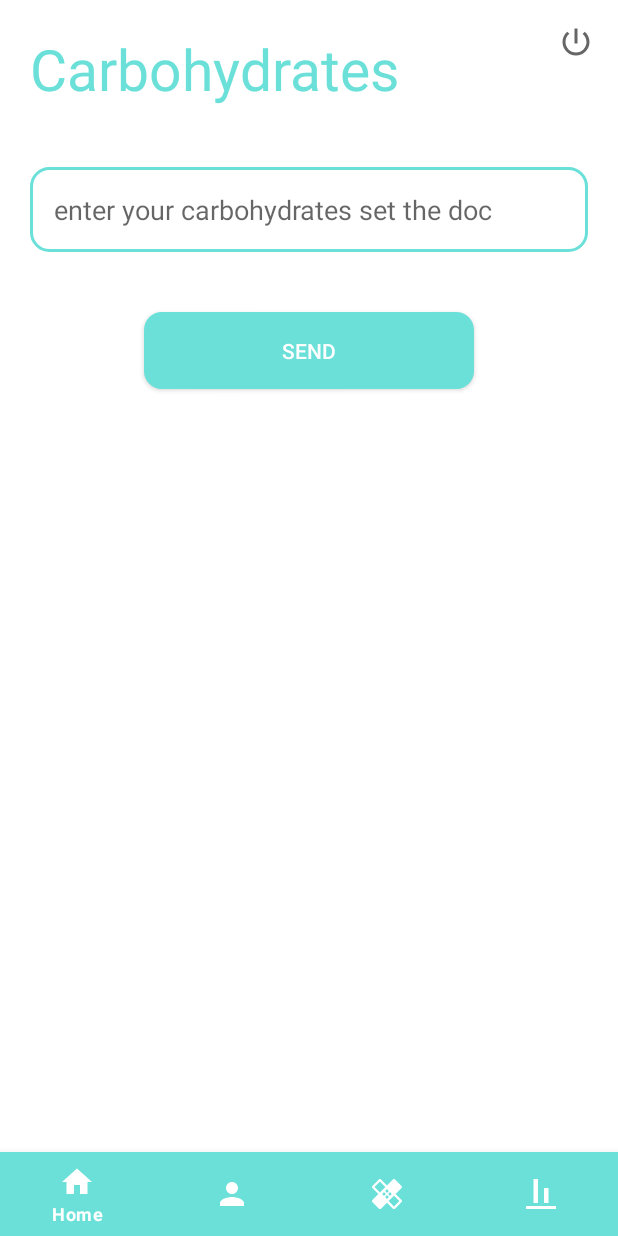
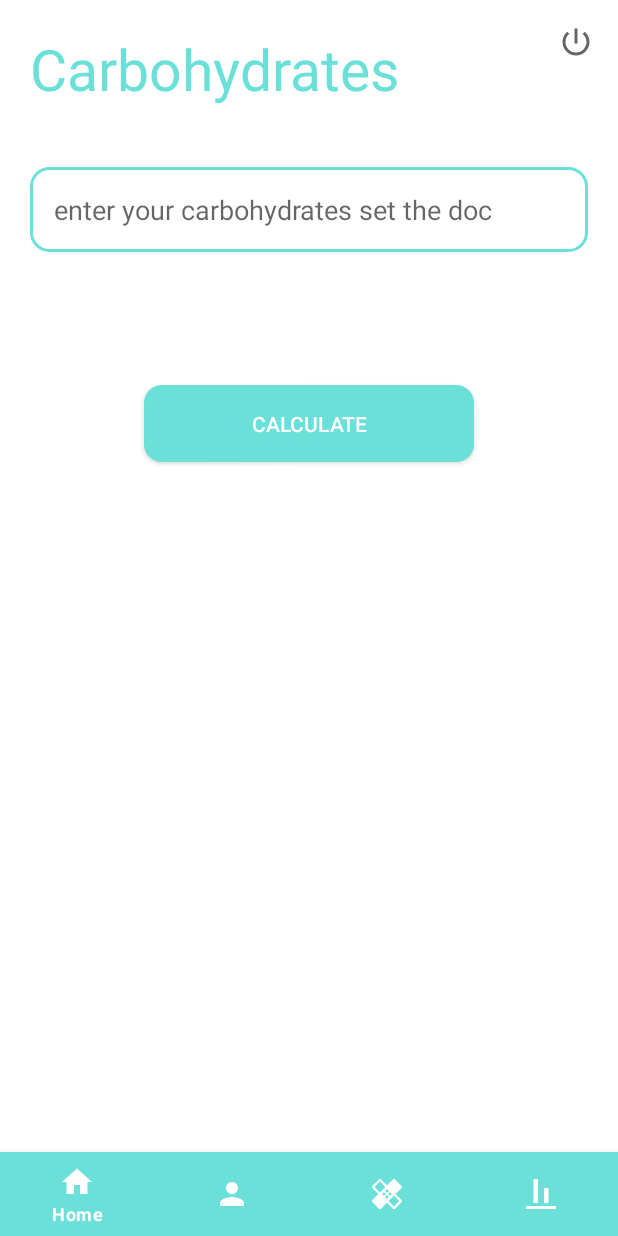
Before and after one commit to NaeemGhabayen/AnsoliApp, an Android app: the fragment carbohydratesFragment placed in its activity, on a phone screen of 412 x 824 dp. Run offline under Robolectric (Android 15) with nearby library versions, the phone set to English and light mode, and no system bars; our stand-ins replace Firebase (no records; nobody signed in at launch, a user with empty details on screens opened directly); 4 statements that could not run were skipped.

Commit message:
#first commeit

```diff
--- a/app/src/main/AndroidManifest.xml
+++ b/app/src/main/AndroidManifest.xml
@@ -9,7 +9,8 @@
         android:roundIcon="@mipmap/ic_launcher_round"
         android:supportsRtl="true"
         android:theme="@style/Theme.AnsolienApp">
-        <activity android:name=".Ui.alertActivity"></activity>
+        <activity android:name=".Fragment.ReportActivity"></activity>
+        <activity android:name=".Ui.alertActivity" />
         <activity android:name=".Ui.supHomeActivity" />
         <activity android:name=".Ui.homeActivity" />
         <activity android:name=".Ui.loginActivity" />
--- a/app/src/main/java/com/example/ansolienapp/Fragment/carbohydratesFragment.java
+++ b/app/src/main/java/com/example/ansolienapp/Fragment/carbohydratesFragment.java
@@ -4,14 +4,27 @@ import android.os.Bundle;
 import android.view.LayoutInflater;
 import android.view.View;
 import android.view.ViewGroup;
+import android.widget.Button;
+import android.widget.TextView;
 
+import androidx.annotation.NonNull;
 import androidx.fragment.app.Fragment;
 
 import com.example.ansolienapp.R;
+import com.google.android.gms.tasks.OnCompleteListener;
+import com.google.android.gms.tasks.Task;
+import com.google.firebase.auth.FirebaseAuth;
+import com.google.firebase.firestore.DocumentSnapshot;
+import com.google.firebase.firestore.FirebaseFirestore;
 
 
 public class carbohydratesFragment extends Fragment {
+    TextView tv_viewCarb;
+    Button btn_carb;
 
+    FirebaseFirestore db;
+    FirebaseAuth auth;
+    String userId, ratio;
 
     public carbohydratesFragment() {
         // Required empty public constructor
@@ -30,6 +43,32 @@ public class carbohydratesFragment extends Fragment {
     public View onCreateView(LayoutInflater inflater, ViewGroup container,
                              Bundle savedInstanceState) {
         // Inflate the layout for this fragment
-        return inflater.inflate(R.layout.fragment_carbohydrates, container, false);
+        View view = inflater.inflate(R.layout.fragment_carbohydrates, container, false);
+        tv_viewCarb = view.findViewById(R.id.tv_viewCarb);
+        btn_carb = view.findViewById(R.id.btn_carb);
+
+        auth = FirebaseAuth.getInstance();
+        db = FirebaseFirestore.getInstance();
+        userId = auth.getUid();
+
+        db.collection("As Patient").document(userId).get().addOnCompleteListener(new OnCompleteListener<DocumentSnapshot>() {
+            @Override
+            public void onComplete(@NonNull Task<DocumentSnapshot> task) {
+                if (task.isSuccessful()) {
+                    ratio = task.getResult().get("year").toString();
+                }
+            }
+        });
+
+        btn_carb.setOnClickListener(new View.OnClickListener() {
+            @Override
+            public void onClick(View v) {
+                int x = Integer.parseInt(ratio);
+                tv_viewCarb.setText(x / 50 + "");
+            }
+        });
+
+
+        return view;
     }
 }
--- a/app/src/main/java/com/example/ansolienapp/Ui/loginActivity.java
+++ b/app/src/main/java/com/example/ansolienapp/Ui/loginActivity.java
@@ -51,8 +51,10 @@ public class loginActivity extends AppCompatActivity {
                     et_password.setError("يجب ادخال كلمة المرور");
                     return;
                 }
+
                 auth.signInWithEmailAndPassword(et_email.getText().toString()
-                        , et_password.getText().toString()).addOnCompleteListener(new OnCompleteListener<AuthResult>() {
+                        , et_password.getText().toString())
+                        .addOnCompleteListener(new OnCompleteListener<AuthResult>() {
                     @Override
                     public void onComplete(@NonNull Task<AuthResult> task) {
                         if (task.isSuccessful()) {
--- a/app/src/main/java/com/example/ansolienapp/Ui/signUpActivity.java
+++ b/app/src/main/java/com/example/ansolienapp/Ui/signUpActivity.java
@@ -80,7 +80,6 @@ public class signUpActivity extends AppCompatActivity {
                                 public void onComplete(@NonNull Task<AuthResult> task) {
                                     if (task.isSuccessful()) {
                                         userId = auth.getUid();
-
                                         name = et_fullName.getText().toString();
                                         email = et_email.getText().toString();
                                         password = et_password.getText().toString();
--- a/app/src/main/res/layout/activity_sign_up.xml
+++ b/app/src/main/res/layout/activity_sign_up.xml
@@ -66,7 +66,7 @@
             android:layout_height="wrap_content"
             android:layout_marginBottom="20sp"
             android:background="@drawable/bg_login"
-            android:hint="total daily insulin dose"
+            android:hint="insulin-to-carb ratio"
             android:inputType="number"
             android:padding="16sp" />
 
--- a/app/src/main/res/layout/fragment_carbohydrates.xml
+++ b/app/src/main/res/layout/fragment_carbohydrates.xml
@@ -19,7 +19,7 @@
 
 
     <EditText
-        android:id="@+id/et_password"
+        android:id="@+id/et_card"
         android:layout_width="match_parent"
         android:layout_height="wrap_content"
         android:layout_margin="20sp"
@@ -28,15 +28,25 @@
         android:hint="enter your carbohydrates set the doc"
         android:padding="16sp" />
 
+    <TextView
+        android:id="@+id/tv_viewCarb"
+        android:layout_width="match_parent"
+        android:layout_height="wrap_content"
+        android:layout_margin="12sp"
+        android:textColor="@color/black"
+
+        android:textSize="18sp"
+        android:textStyle="bold" />
+
     <androidx.appcompat.widget.AppCompatButton
-        android:id="@+id/btn_next"
+        android:id="@+id/btn_carb"
         android:layout_width="220dp"
         android:layout_height="wrap_content"
         android:layout_gravity="center"
         android:layout_margin="20sp"
         android:background="@drawable/bg_regester"
         android:padding="16sp"
-        android:text="send"
+        android:text="calculate"
         android:textColor="@color/white" />
 
 </LinearLayout>
--- a/app/src/main/res/layout/fragment_my_patient.xml
+++ b/app/src/main/res/layout/fragment_my_patient.xml
@@ -7,7 +7,7 @@
     android:orientation="vertical"
     tools:context=".Fragment.myPatientFragment">
 
-<LinearLayout
+    <LinearLayout
         android:layout_width="match_parent"
         android:layout_height="match_parent"
         android:background="@color/white"
@@ -30,13 +30,15 @@
             android:layout_height="wrap_content"
             android:layout_margin="12sp"
             tools:itemCount="2"
-            tools:listitem="@layout/item_relative"/>
+            tools:listitem="@layout/item_relative" />
+
         <com.github.mikephil.charting.charts.BarChart
             android:id="@+id/bargraph"
             android:layout_width="match_parent"
             android:layout_height="220dp">
 
         </com.github.mikephil.charting.charts.BarChart>
+
         <androidx.appcompat.widget.AppCompatButton
             android:id="@+id/btn_next"
             android:layout_width="220dp"
```
Also changed, not shown: app/src/main/java/com/example/ansolienapp/Fragment/ReportActivity.java (added, +53 -0 lines), app/src/main/java/com/example/ansolienapp/Fragment/generateReportFragment.java (+13 -1 lines), app/src/main/res/layout/activity_report.xml (added, +41 -0 lines), 158 other files.
